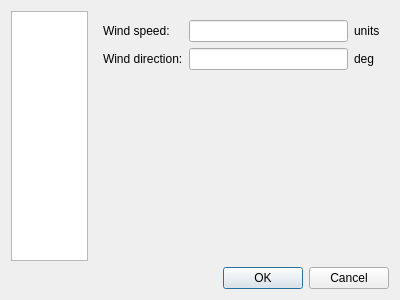
The window that src/configdialog.ui (flysight/flysight-viewer-qt) describes before a commit, drawn with Qt 5.
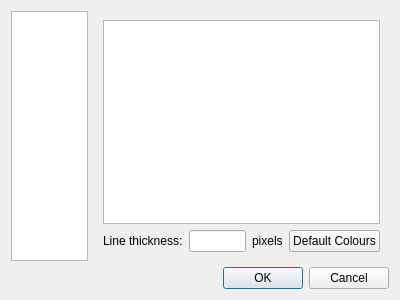
The same window after the commit. The open tabs and pages were chosen to show the change.

Commit message: Move wind preferences to Import tab

Patch:
```diff
--- a/src/configdialog.ui
+++ b/src/configdialog.ui
@@ -143,6 +143,49 @@
              </layout>
             </widget>
            </item>
+           <item>
+            <widget class="QGroupBox" name="groupBox">
+             <property name="title">
+              <string>Wind</string>
+             </property>
+             <layout class="QGridLayout" name="gridLayout_4">
+              <item row="0" column="0">
+               <widget class="QLabel" name="label_10">
+                <property name="text">
+                 <string>Speed:</string>
+                </property>
+               </widget>
+              </item>
+              <item row="0" column="1">
+               <widget class="QLineEdit" name="windSpeedEdit"/>
+              </item>
+              <item row="0" column="2">
+               <widget class="QLabel" name="windUnitsLabel">
+                <property name="text">
+                 <string>units</string>
+                </property>
+               </widget>
+              </item>
+              <item row="1" column="0">
+               <widget class="QLabel" name="label_11">
+                <property name="text">
+                 <string>Direction:</string>
+                </property>
+               </widget>
+              </item>
+              <item row="1" column="1">
+               <widget class="QLineEdit" name="windDirectionEdit"/>
+              </item>
+              <item row="1" column="2">
+               <widget class="QLabel" name="label_17">
+                <property name="text">
+                 <string>deg</string>
+                </property>
+               </widget>
+              </item>
+             </layout>
+            </widget>
+           </item>
            <item>
             <spacer name="verticalSpacer_4">
              <property name="orientation">
@@ -333,57 +376,6 @@
            </item>
           </layout>
          </widget>
-         <widget class="QWidget" name="wind">
-          <layout class="QGridLayout" name="gridLayout_3">
-           <item row="0" column="0">
-            <widget class="QLabel" name="label_10">
-             <property name="text">
-              <string>Wind speed:</string>
-             </property>
-            </widget>
-           </item>
-           <item row="0" column="1">
-            <widget class="QLineEdit" name="windSpeedEdit"/>
-           </item>
-           <item row="0" column="2">
-            <widget class="QLabel" name="windUnitsLabel">
-             <property name="text">
-              <string>units</string>
-             </property>
-            </widget>
-           </item>
-           <item row="1" column="0">
-            <widget class="QLabel" name="label_11">
-             <property name="text">
-              <string>Wind direction:</string>
-             </property>
-            </widget>
-           </item>
-           <item row="1" column="1">
-            <widget class="QLineEdit" name="windDirectionEdit"/>
-           </item>
-           <item row="1" column="2">
-            <widget class="QLabel" name="label_17">
-             <property name="text">
-              <string>deg</string>
-             </property>
-            </widget>
-           </item>
-           <item row="2" column="1">
-            <spacer name="verticalSpacer_2">
-             <property name="orientation">
-              <enum>Qt::Vertical</enum>
-             </property>
-             <property name="sizeHint" stdset="0">
-              <size>
-               <width>20</width>
-               <height>176</height>
-              </size>
-             </property>
-            </spacer>
-           </item>
-          </layout>
-         </widget>
         </widget>
        </item>
       </layout>
```
Left out of the diff: 4 changed lines with no effect on the pictures. The commit also changes 1 other file.
